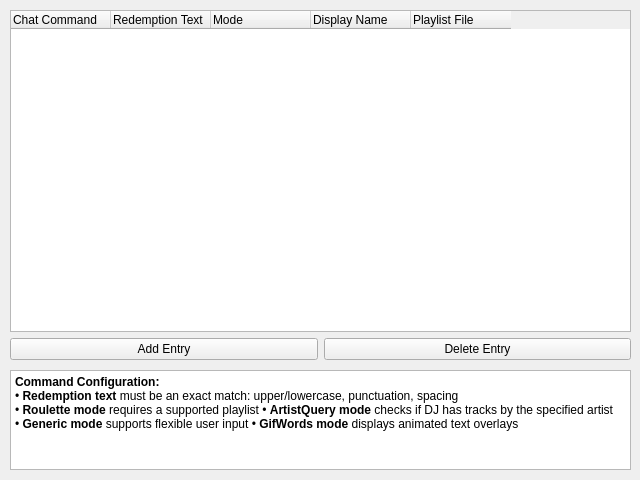
Qt form nowplaying/resources/ui/requests_commands.ui (whatsnowplaying/whats-now-playing) before a commit.
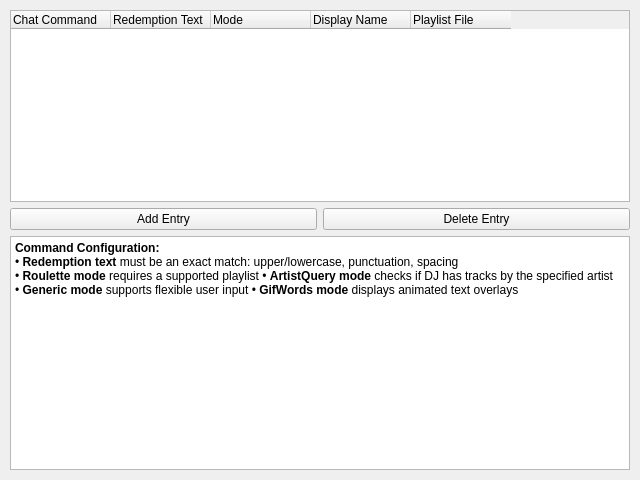
The same form after that commit.

The edit to the form file:
```diff
--- a/nowplaying/resources/ui/requests_commands.ui
+++ b/nowplaying/resources/ui/requests_commands.ui
@@ -13,16 +13,13 @@
   <property name="windowTitle">
    <string>Commands</string>
   </property>
-  <widget class="QWidget" name="verticalLayoutWidget">
-   <property name="geometry">
-    <rect>
-     <x>10</x>
-     <y>10</y>
-     <width>621</width>
-     <height>350</height>
-    </rect>
+  <property name="tabOrder" stdset="0">
+   <number>3</number>
    </property>
    <layout class="QVBoxLayout" name="full_table_layout">
+   <property name="margin">
+    <number>10</number>
+   </property>
     <item>
      <widget class="QTableWidget" name="request_table">
       <property name="alternatingRowColors">
@@ -91,16 +88,13 @@
       </item>
      </layout>
     </item>
-   </layout>
-  </widget>
+   <item>
   <widget class="QTextBrowser" name="commands_infobox">
-   <property name="geometry">
-    <rect>
-     <x>10</x>
-     <y>370</y>
-     <width>621</width>
-     <height>100</height>
-    </rect>
+     <property name="sizePolicy">
+      <sizepolicy hsizetype="Expanding" vsizetype="Expanding">
+       <horstretch>0</horstretch>
+       <verstretch>1</verstretch>
+      </sizepolicy>
    </property>
    <property name="html">
     <string>&lt;!DOCTYPE HTML PUBLIC &quot;-//W3C//DTD HTML 4.0//EN&quot; &quot;http://www.w3.org/TR/REC-html40/strict.dtd&quot;&gt;
@@ -117,6 +111,8 @@
 &lt;/body&gt;&lt;/html&gt;</string>
    </property>
   </widget>
+   </item>
+  </layout>
  </widget>
  <resources/>
  <connections/>
```
Lines whose indentation alone changed are shown as unchanged.
